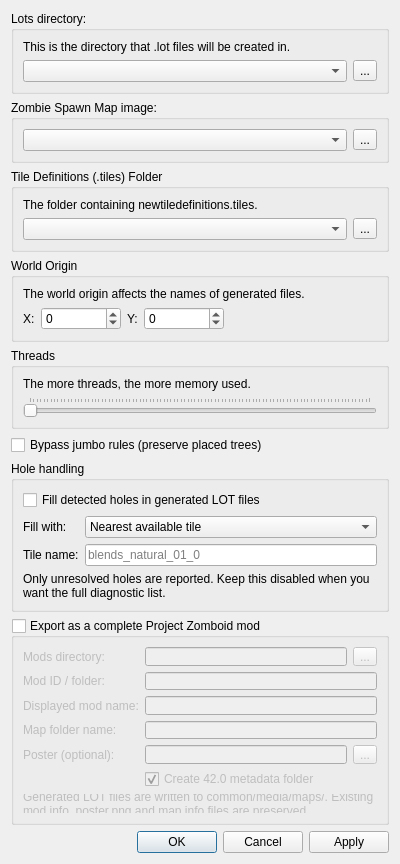
Unjammer/PZ_Mapping_Tools, file WorldEd/src/editor/generatelotsdialog.ui: the form before one commit.
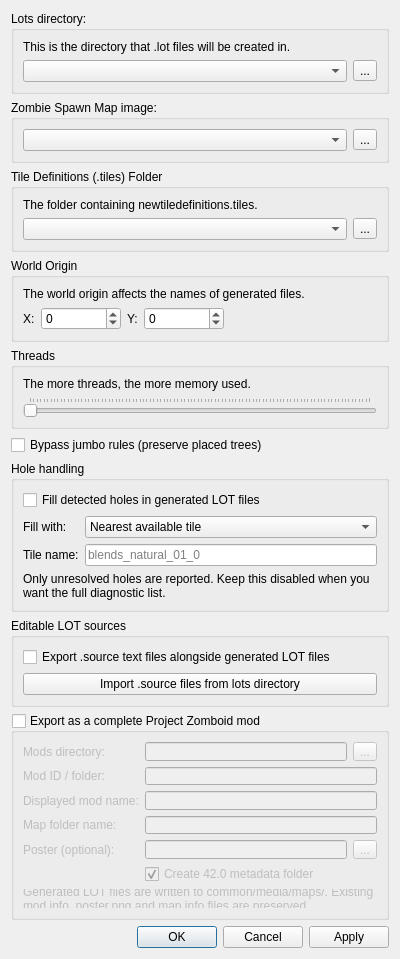
The form after the commit.

What changed in the file:
```diff
--- a/WorldEd/src/editor/generatelotsdialog.ui
+++ b/WorldEd/src/editor/generatelotsdialog.ui
@@ -14,7 +14,7 @@
    <string>Generate Lots</string>
   </property>
   <layout class="QGridLayout" name="gridLayout">
-   <item row="8" column="0">
+   <item row="9" column="0">
     <spacer name="verticalSpacer">
      <property name="orientation">
       <enum>Qt::Vertical</enum>
@@ -171,7 +171,7 @@
      </layout>
     </widget>
    </item>
-   <item row="9" column="0">
+   <item row="10" column="0">
     <widget class="QDialogButtonBox" name="buttonBox">
      <property name="orientation">
       <enum>Qt::Horizontal</enum>
@@ -181,7 +181,7 @@
      </property>
    </widget>
   </item>
-  <item row="7" column="0">
+  <item row="8" column="0">
    <widget class="QGroupBox" name="exportModGroup">
     <property name="title">
      <string>Export as a complete Project Zomboid mod</string>
@@ -288,6 +288,29 @@
     </layout>
    </widget>
   </item>
+  <item row="7" column="0">
+   <widget class="QGroupBox" name="textSourceGroup">
+    <property name="title">
+     <string>Editable LOT sources</string>
+    </property>
+    <layout class="QVBoxLayout" name="textSourceLayout">
+     <item>
+      <widget class="QCheckBox" name="exportTextSources">
+       <property name="text">
+        <string>Export .source text files alongside generated LOT files</string>
+       </property>
+      </widget>
+     </item>
+     <item>
+      <widget class="QPushButton" name="importTextSources">
+       <property name="text">
+        <string>Import .source files from lots directory</string>
+       </property>
+      </widget>
+     </item>
+    </layout>
+   </widget>
+  </item>
   <item row="5" column="0">
    <widget class="QCheckBox" name="preservePlacedTrees">
     <property name="text">
```
